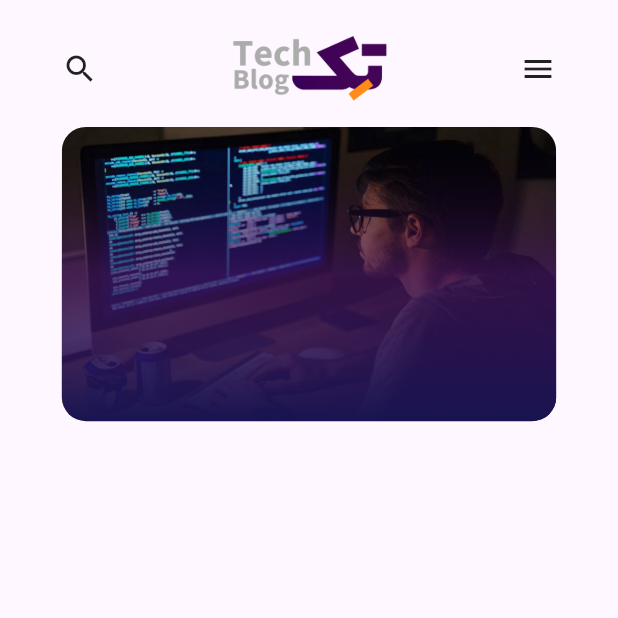
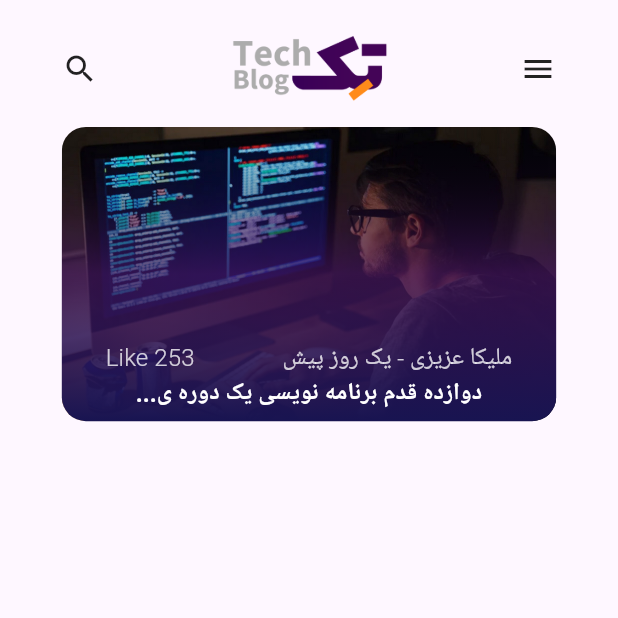
Before and after one commit to hiwaamirii/techblog, a Flutter app: the screen it shows after launch, on a phone screen of 412 x 824 dp, the top half of it. Run offline on Flutter 3.47's test engine with Material 3 defaults, Android fonts, the phone set to English and light mode, and no system bars; our stand-ins replace flutter_spinkit; Roboto replaces fonts that are missing (vazir).

Commit message:
main poster texts

```diff
--- a/lib/main.dart
+++ b/lib/main.dart
@@ -56,6 +56,16 @@ class MyApp extends StatelessWidget {
               fontWeight: FontWeight.w800,
               fontSize: 16,
               color: Colors.green),
+          headlineSmall: TextStyle(
+              fontFamily: 'vazir',
+              fontSize: 16,
+              fontWeight: FontWeight.w700,
+              color: SolidColors.posterTitle),
+          titleSmall: TextStyle(
+              fontFamily: 'vazir',
+              fontSize: 16,
+              fontWeight: FontWeight.w300,
+              color: SolidColors.posterSubTitle),
         ),
       ),
       debugShowCheckedModeBanner: false,
--- a/lib/main_screen.dart
+++ b/lib/main_screen.dart
@@ -7,6 +7,7 @@ class MainScreen extends StatelessWidget {
 
   @override
   Widget build(BuildContext context) {
+    var textTheme = Theme.of(context).textTheme;
     var size = MediaQuery.of(context).size;
     return SafeArea(
       child: Scaffold(
@@ -39,11 +40,7 @@ class MainScreen extends StatelessWidget {
                         fit: BoxFit.cover,
                       ),
                     ),
-                  ),
-                  Container(
-                    width: size.width / 1.25,
-                    height: size.height / 4.2,
-                    decoration: const BoxDecoration(
+                    foregroundDecoration: const BoxDecoration(
                         borderRadius: BorderRadius.all(Radius.circular(16)),
                         gradient: LinearGradient(
                           colors: gradiantColors.homePosterCoverGradiant,
@@ -51,8 +48,27 @@ class MainScreen extends StatelessWidget {
                           end: Alignment.bottomCenter,
                         )),
                   ),
+                  Positioned(
+                    bottom: 8,
+                    left: 0,
+                    right: 0,
+                    child: Column(
+                      children: [
+                        Row(
+                          mainAxisAlignment: MainAxisAlignment.spaceAround,
+                          children: [
+                            Text("ملیکا عزیزی - یک روز پیش",
+                                style: textTheme.titleSmall),
+                            Text("Like 253", style: textTheme.titleSmall),
+                          ],
+                        ),
+                        Text("دوازده قدم برنامه نویسی یک دوره ی...",
+                            style: textTheme.headlineSmall),
+                      ],
+                    ),
+                  )
                 ],
-              )
+              ),
             ],
           ),
         ),
--- a/lib/my_colors.dart
+++ b/lib/my_colors.dart
@@ -1,6 +1,8 @@
 import 'dart:ui';
 
 class SolidColors {
+  static const Color posterSubTitle = Color.fromARGB(200, 255, 255, 255);
+  static const Color posterTitle = Color.fromARGB(255, 255, 255, 255);
   static const Color colorTitle = Color.fromARGB(255, 40, 107, 184);
   static const Color primaryColor = Color.fromARGB(255, 68, 4, 87);
   static const Color textTitle = Color.fromARGB(255, 0, 0, 0);
```
